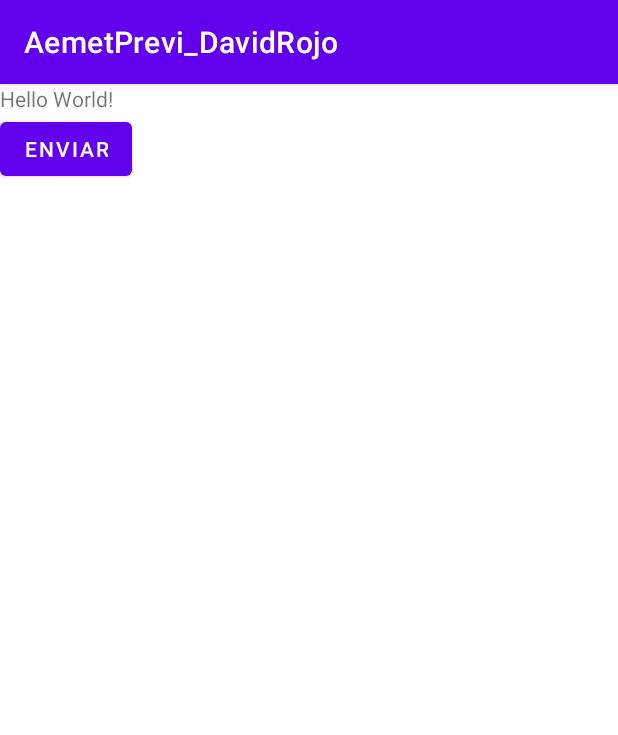
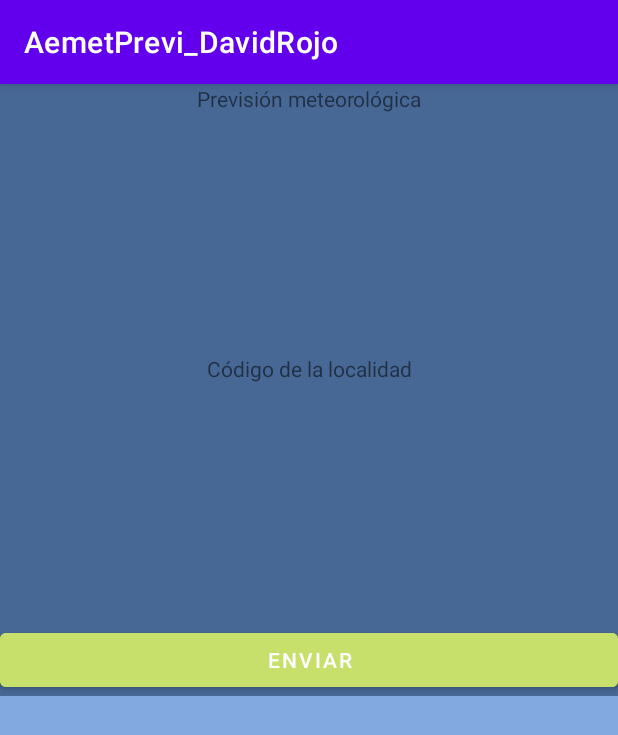
Before and after one commit to DavidRojoM/AemetApp, an Android app: the screen it shows after launch (MainActivity), on a phone screen of 412 x 824 dp. Shown: the top 735 px of the screen. Run offline under Robolectric (Android 15) with nearby library versions, the phone set to English and light mode, and no system bars.

Commit message:
cambios en el layout

```diff
--- a/app/src/main/res/layout/activity_main.xml
+++ b/app/src/main/res/layout/activity_main.xml
@@ -4,18 +4,40 @@
     xmlns:tools="http://schemas.android.com/tools"
     android:layout_width="match_parent"
     android:layout_height="match_parent"
+    android:background="#476794"
     android:orientation="vertical"
     tools:context=".MainActivity">
 
     <TextView
-        android:layout_width="wrap_content"
-        android:layout_height="wrap_content"
-        android:text="Hello World!" />
+        android:layout_width="match_parent"
+        android:layout_height="0dp"
+        android:layout_gravity="center"
+        android:layout_weight="1"
+        android:text="Previsión meteorológica"
+        android:textAlignment="center" />
+
+    <TextView
+        android:id="@+id/textView"
+        android:layout_width="match_parent"
+        android:layout_height="0dp"
+        android:layout_gravity="center"
+        android:layout_weight="1"
+        android:text="Código de la localidad"
+        android:textAlignment="center" />
 
     <Button
         android:id="@+id/button"
-        android:layout_width="wrap_content"
+        android:layout_width="match_parent"
         android:layout_height="wrap_content"
+        android:layout_gravity="center"
+        android:backgroundTint="#C7E06C"
         android:text="Enviar" />
 
+    <TextView
+        android:id="@+id/textView2"
+        android:layout_width="match_parent"
+        android:layout_height="0dp"
+        android:layout_weight=" 2"
+        android:background="#82A9E0" />
+
 </LinearLayout>
```
